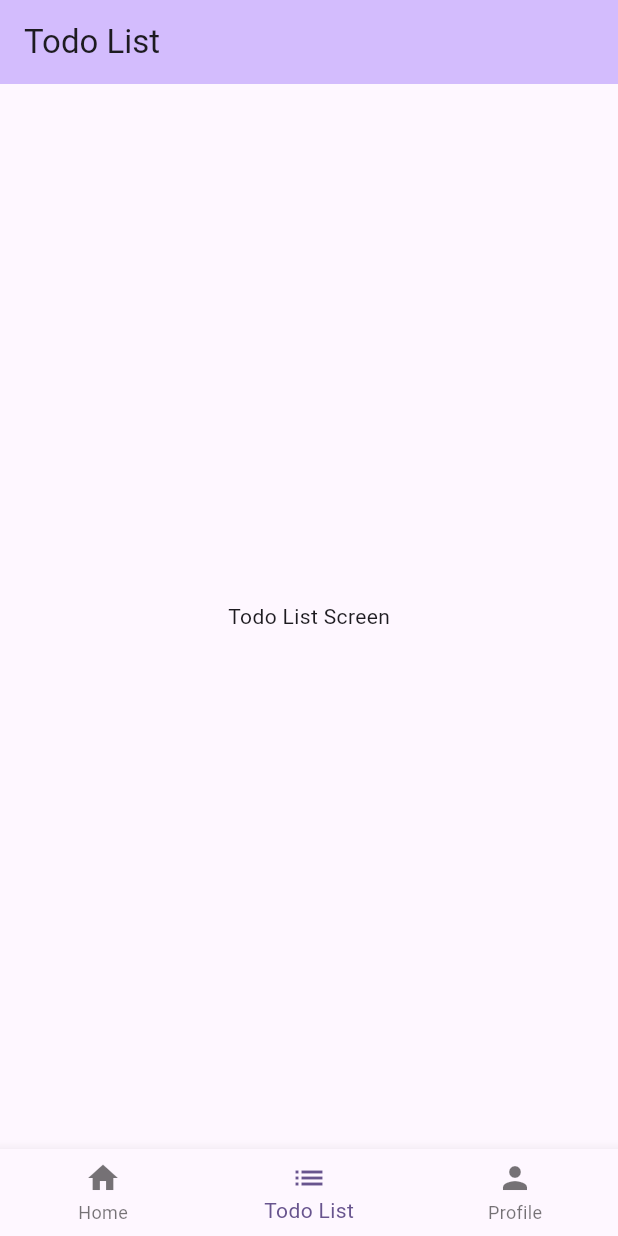
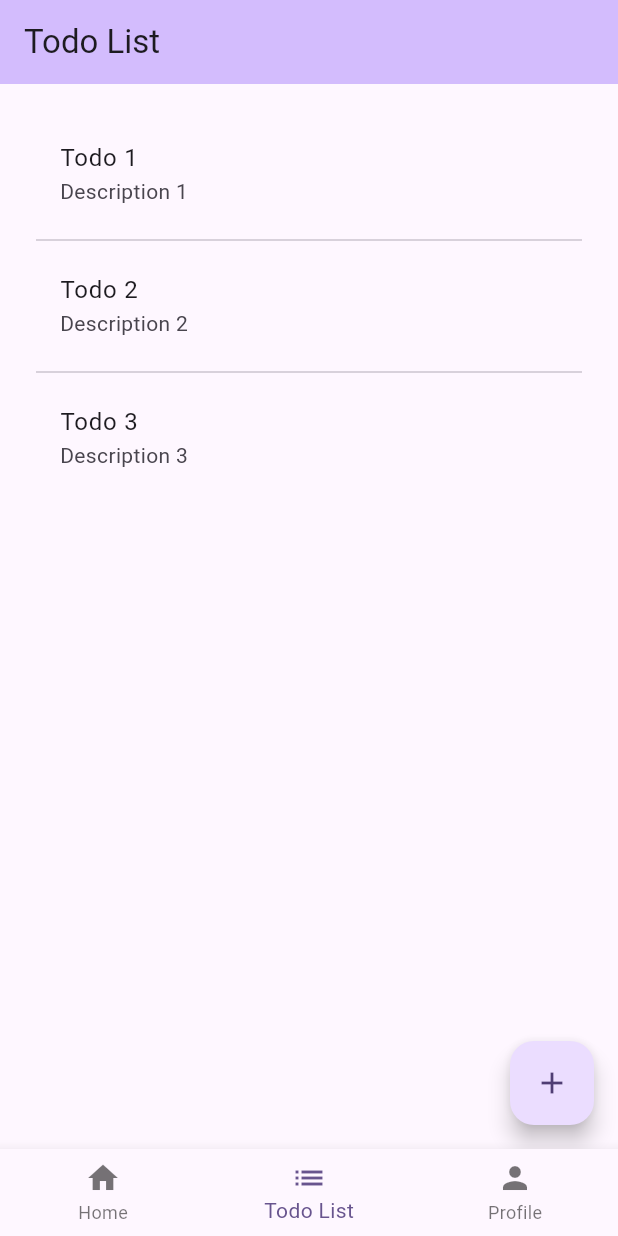
Before and after one commit to vibe-teams/flutter-application, a Flutter app: the screen it shows after launch, item 2 of the bottom bar chosen, on a phone screen of 412 x 824 dp. Run offline on Flutter 3.47's test engine with Material 3 defaults, Android fonts, the phone set to English and light mode, and no system bars; generated files the repository leaves out were written again.

Commit message:
feat: add todo list

```diff
--- a/lib/l10n/intl_en.arb
+++ b/lib/l10n/intl_en.arb
@@ -3,5 +3,6 @@
   "home": "Home",
   "todoList": "Todo List",
   "profile": "Profile",
-  "changeLanguage": "Change Language"
+  "changeLanguage": "Change Language",
+  "createTodo": "Create Todo"
 }
--- a/lib/l10n/intl_zh.arb
+++ b/lib/l10n/intl_zh.arb
@@ -3,5 +3,6 @@
   "home": "首页",
   "todoList": "待办事项",
   "profile": "个人资料",
-  "changeLanguage": "更改语言"
+  "changeLanguage": "更改语言",
+  "createTodo": "创建待办事项"
 }
--- a/lib/main.dart
+++ b/lib/main.dart
@@ -2,7 +2,7 @@ import 'package:flutter/material.dart';
 import 'package:flutter_application/src/providers/locale_provider.dart';
 import 'package:flutter_application/src/ui/screens/home_screen.dart';
 import 'package:flutter_application/src/ui/screens/profile_screen.dart';
-import 'package:flutter_application/src/ui/screens/todo_list_screen.dart';
+import 'package:flutter_application/src/ui/screens/todo_list/todo_list_screen.dart';
 import 'package:flutter_gen/gen_l10n/app_localizations.dart';
 import 'package:provider/provider.dart';
 
--- /dev/null
+++ b/lib/src/models/todo.dart
@@ -0,0 +1,9 @@
+class Todo {
+  String title;
+  String description;
+
+  Todo({
+    required this.title,
+    required this.description,
+  });
+}
--- /dev/null
+++ b/lib/src/ui/screens/todo_list/create_todo_screen.dart
@@ -0,0 +1,17 @@
+import 'package:flutter/material.dart';
+
+class CreateTodoScreen extends StatefulWidget {
+  const CreateTodoScreen({Key? key}) : super(key: key);
+
+  @override
+  State<CreateTodoScreen> createState() => _CreateTodoScreenState();
+}
+
+class _CreateTodoScreenState extends State<CreateTodoScreen> {
+  @override
+  Widget build(BuildContext context) {
+    return const Center(
+      child: Text('Create Todo Screen'),
+    );
+  }
+}
--- /dev/null
+++ b/lib/src/ui/screens/todo_list/todo_list_screen.dart
@@ -0,0 +1,104 @@
+import 'package:flutter/material.dart';
+import 'package:flutter_application/src/models/todo.dart';
+
+class TodoListScreen extends StatefulWidget {
+  const TodoListScreen({Key? key}) : super(key: key);
+
+  @override
+  State<TodoListScreen> createState() => _TodoListScreenState();
+}
+
+class _TodoListScreenState extends State<TodoListScreen> {
+  final List<Todo> todoList = [
+    Todo(
+      title: 'Todo 1',
+      description: 'Description 1',
+    ),
+    Todo(
+      title: 'Todo 2',
+      description: 'Description 2',
+    ),
+    Todo(
+      title: 'Todo 3',
+      description: 'Description 3',
+    ),
+  ];
+
+  @override
+  Widget build(BuildContext context) {
+    return Scaffold(
+      body: Padding(
+        padding: const EdgeInsets.all(16),
+        child: ListView.separated(
+          separatorBuilder: (context, index) => const Divider(),
+          padding: const EdgeInsets.all(8),
+          itemCount: todoList.length,
+          itemBuilder: (context, index) {
+            final item = todoList[index];
+            return Dismissible(
+                key: Key(index.toString()),
+                direction: DismissDirection.endToStart,
+                onDismissed: (direction) {
+                  setState(() {
+                    todoList.removeAt(index);
+                  });
+
+                  ScaffoldMessenger.of(context).showSnackBar(
+                    SnackBar(content: Text('${item.title} dismissed')),
+                  );
+                },
+                background: Container(
+                  color: Colors.red,
+                  padding: const EdgeInsets.symmetric(horizontal: 20),
+                  alignment: AlignmentDirectional.centerEnd,
+                  child: const Icon(
+                    Icons.delete,
+                    color: Colors.white,
+                  ),
+                ),
+                child: ListTile(
+                  title: Text(todoList[index].title),
+                  subtitle: Text(todoList[index].description),
+                ));
+          },
+          // itemBuilder: (context, index) =>
+        ),
+        // child: ListView(
+        //   children: [
+        //     ListTile(
+        //       title: Text('Todo 1'),
+        //       subtitle: Text('Description 1'),
+        //       trailing: IconButton(
+        //         icon: const Icon(Icons.delete),
+        //         onPressed: () {},
+        //       ),
+        //     ),
+        //     ListTile(
+        //       title: Text('Todo 2'),
+        //       subtitle: Text('Description 2'),
+        //       trailing: IconButton(
+        //         icon: const Icon(Icons.delete),
+        //         onPressed: () {},
+        //       ),
+        //     ),
+        //     ListTile(
+        //       title: Text('Todo 3'),
+        //       subtitle: Text('Description 3'),
+        //       trailing: IconButton(
+        //         icon: const Icon(Icons.delete),
+        //         onPressed: () {},
+        //       ),
+        //     ),
+        //   ],
+        // ),
+      ),
+      floatingActionButton: FloatingActionButton(
+        onPressed: () {
+          Navigator.pushNamed(context, '/create-todo');
+        },
+        tooltip: 'Create Todo',
+        child: const Icon(Icons.add),
+      ),
+    );
+  }
+}
--- a/lib/src/ui/screens/todo_list_screen.dart
+++ /dev/null
@@ -1,17 +0,0 @@
-import 'package:flutter/material.dart';
-
-class TodoListScreen extends StatefulWidget {
-  const TodoListScreen({Key? key}) : super(key: key);
-
-  @override
-  State<TodoListScreen> createState() => _TodoListScreenState();
-}
-
-class _TodoListScreenState extends State<TodoListScreen> {
-  @override
-  Widget build(BuildContext context) {
-    return const Center(
-      child: Text('Todo List Screen'),
-    );
-  }
-}
```
